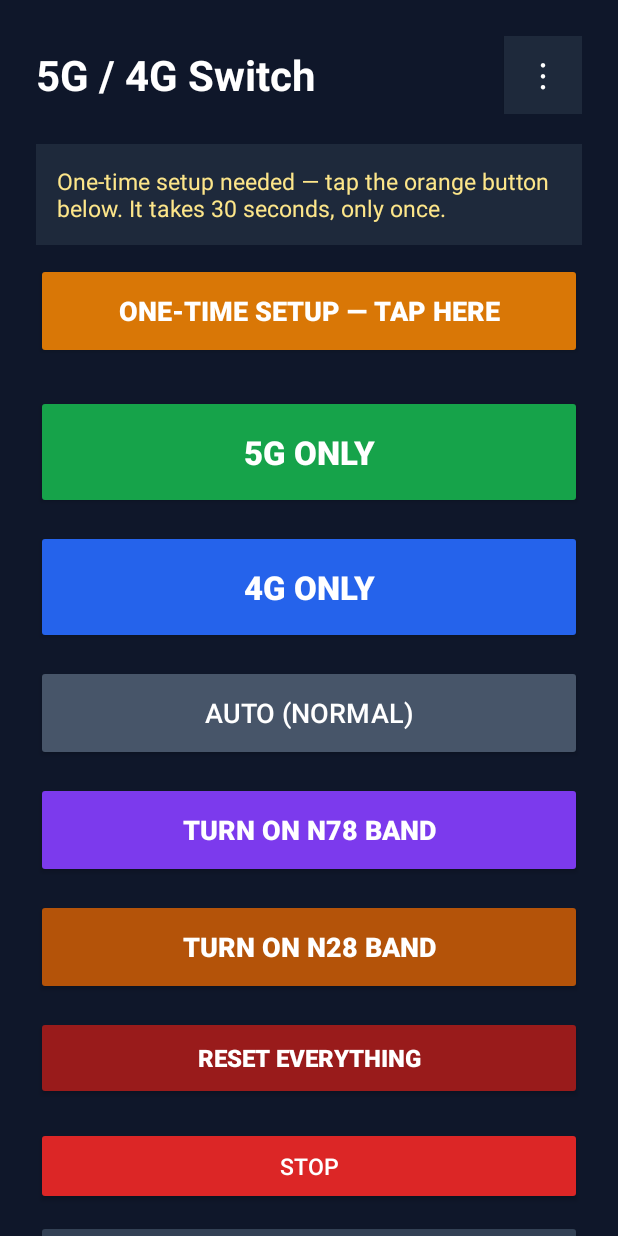
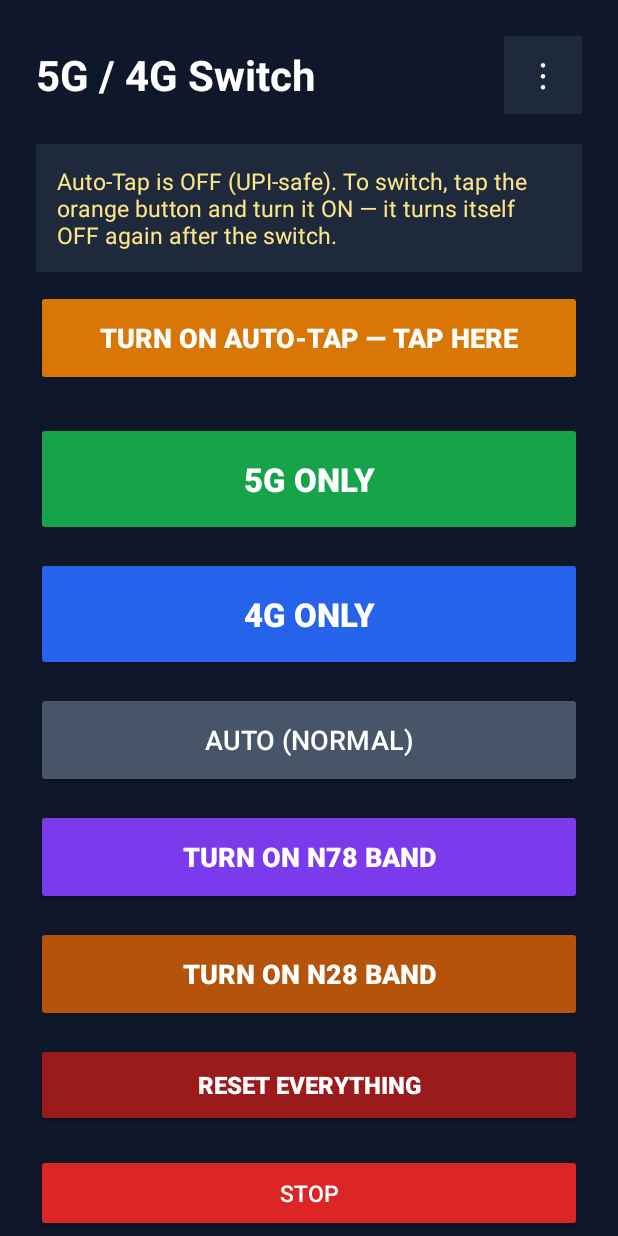
Before and after one commit to vkhawse2/jio-network-switch, an Android app: the screen it shows after launch (MainActivity), on a phone screen of 412 x 824 dp. Run offline under Robolectric (Android 15) with nearby library versions, the phone set to English and light mode, and no system bars.

Commit message:
v26: UPI-safe auto-tap - AutoTapService turns itself OFF after every run (disableSelf), TURN OFF AUTO-TAP FOR UPI/BANKING button, accessibility disclosure + privacy policy (Play prep), version 26

```diff
--- a/app/src/main/res/layout/activity_main.xml
+++ b/app/src/main/res/layout/activity_main.xml
@@ -51,7 +51,7 @@
             android:layout_height="64dp"
             android:layout_marginTop="12dp"
             android:backgroundTint="#D97706"
-            android:text="ONE-TIME SETUP — TAP HERE"
+            android:text="TURN ON AUTO-TAP — TAP HERE"
             android:textColor="#FFFFFF"
             android:textSize="18sp"
             android:textStyle="bold" />
@@ -132,6 +132,17 @@
             android:textSize="15sp" />
 
         <Button
+            android:id="@+id/btnUpiOff"
+            android:layout_width="match_parent"
+            android:layout_height="52dp"
+            android:layout_marginTop="10dp"
+            android:backgroundTint="#0F766E"
+            android:text="TURN OFF AUTO-TAP — FOR UPI / BANKING"
+            android:textColor="#FFFFFF"
+            android:textSize="14sp"
+            android:textStyle="bold" />
+
+        <Button
             android:id="@+id/btnAddTiles"
             android:layout_width="match_parent"
             android:layout_height="52dp"
```
Also changed, not shown: app/src/main/java/com/motonetwork/switcher/AutoTapService.java (+21 -1 lines), app/src/main/java/com/motonetwork/switcher/MainActivity.java (+64 -12 lines), 2 other files.
